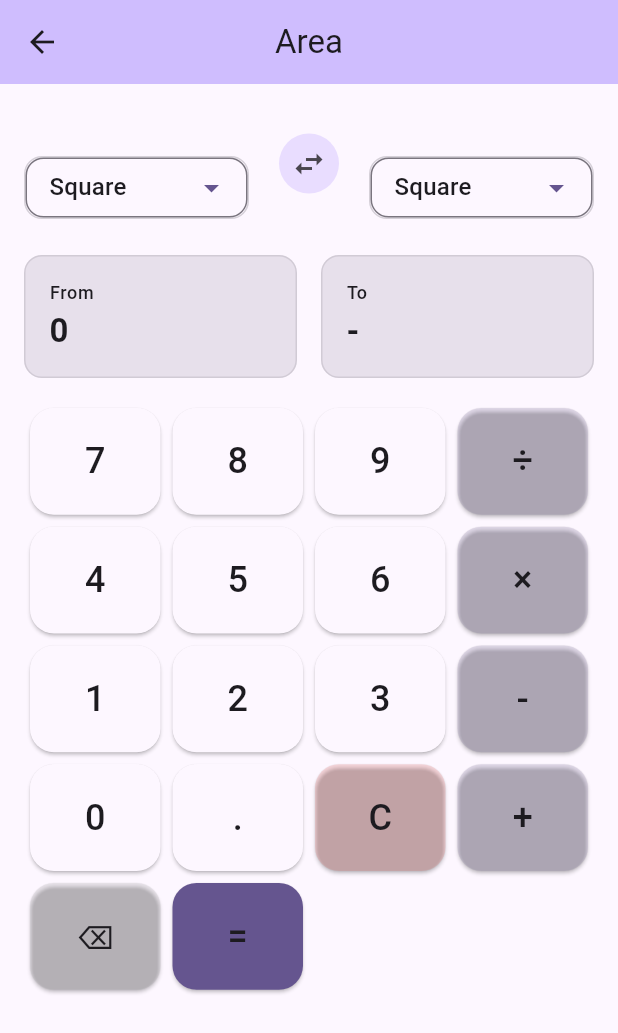
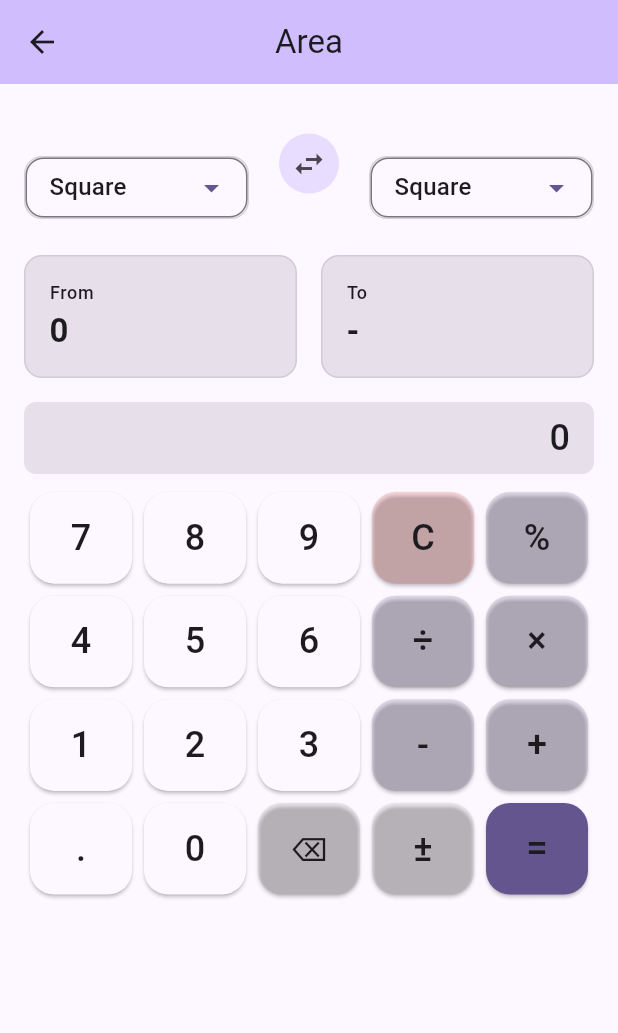
Before and after one commit to ycforward/omnibus_converter, a Flutter app: the screen it shows after launch, after a tap on "Area", on a phone screen of 412 x 824 dp. Shown: the top 1033 px of the screen. Run offline on Flutter 3.47's test engine with Material 3 defaults, Android fonts, the phone set to English and light mode, and no system bars; our stand-ins replace math_expressions.

Commit message:
feat: add custom app logo widget and preview on home screen

```diff
--- a/lib/screens/home_screen.dart
+++ b/lib/screens/home_screen.dart
@@ -1,6 +1,7 @@
 import 'package:flutter/material.dart';
 import 'converter_screen.dart';
 import '../models/converter_type.dart';
+import '../widgets/app_logo.dart';
 
 class HomeScreen extends StatelessWidget {
   const HomeScreen({super.key});
@@ -17,6 +18,8 @@ class HomeScreen extends StatelessWidget {
         child: Column(
           crossAxisAlignment: CrossAxisAlignment.start,
           children: [
+            Center(child: AppLogo(size: 72)),
+            const SizedBox(height: 16),
             Text(
               'Choose Conversion Type',
               style: Theme.of(context).textTheme.headlineSmall?.copyWith(
--- /dev/null
+++ b/lib/widgets/app_logo.dart
@@ -0,0 +1,75 @@
+import 'package:flutter/material.dart';
+
+class AppLogo extends StatelessWidget {
+  final double size;
+  const AppLogo({Key? key, this.size = 96}) : super(key: key);
+
+  @override
+  Widget build(BuildContext context) {
+    return SizedBox(
+      width: size,
+      height: size,
+      child: CustomPaint(
+        painter: _AppLogoPainter(color: Theme.of(context).colorScheme.primary),
+      ),
+    );
+  }
+}
+
+class _AppLogoPainter extends CustomPainter {
+  final Color color;
+  _AppLogoPainter({required this.color});
+
+  @override
+  void paint(Canvas canvas, Size size) {
+    final paint = Paint()
+      ..color = color
+      ..style = PaintingStyle.stroke
+      ..strokeWidth = size.width * 0.08
+      ..strokeCap = StrokeCap.round;
+
+    // Diamond
+    final diamondSize = size.width * 0.28;
+    final diamondCenter = Offset(size.width * 0.28, size.height * 0.5);
+    final diamondPath = Path()
+      ..moveTo(diamondCenter.dx, diamondCenter.dy - diamondSize)
+      ..lineTo(diamondCenter.dx + diamondSize, diamondCenter.dy)
+      ..lineTo(diamondCenter.dx, diamondCenter.dy + diamondSize)
+      ..lineTo(diamondCenter.dx - diamondSize, diamondCenter.dy)
+      ..close();
+    canvas.drawPath(diamondPath, paint);
+
+    // Square
+    final squareSize = size.width * 0.22;
+    final squareTopLeft = Offset(size.width * 0.62, size.height * 0.5 - squareSize);
+    final squareRect = Rect.fromLTWH(squareTopLeft.dx, squareTopLeft.dy, squareSize * 2, squareSize * 2);
+    canvas.drawRect(squareRect, paint);
+
+    // Arrow (curved)
+    final arrowPath = Path();
+    arrowPath.moveTo(diamondCenter.dx + diamondSize * 0.7, diamondCenter.dy - diamondSize * 0.7);
+    arrowPath.cubicTo(
+      size.width * 0.55, size.height * 0.1,
+      size.width * 0.85, size.height * 0.25,
+      squareTopLeft.dx + squareSize * 2, squareTopLeft.dy + squareSize * 0.5,
+    );
+    // Arrowhead
+    final arrowHeadLen = size.width * 0.13;
+    final arrowAngle = -0.3;
+    final arrowEnd = Offset(squareTopLeft.dx + squareSize * 2, squareTopLeft.dy + squareSize * 0.5);
+    final arrowHead1 = Offset(
+      arrowEnd.dx - arrowHeadLen * 0.8,
+      arrowEnd.dy - arrowHeadLen * 0.5,
+    );
+    final arrowHead2 = Offset(
+      arrowEnd.dx - arrowHeadLen * 0.8,
+      arrowEnd.dy + arrowHeadLen * 0.5,
+    );
+    canvas.drawPath(arrowPath, paint);
+    canvas.drawLine(arrowEnd, arrowHead1, paint);
+    canvas.drawLine(arrowEnd, arrowHead2, paint);
+  }
+
+  @override
+  bool shouldRepaint(covariant CustomPainter oldDelegate) => false;
+}
--- a/lib/widgets/calculator_input.dart
+++ b/lib/widgets/calculator_input.dart
@@ -28,6 +28,30 @@ class CalculatorInputState extends State<CalculatorInput> {
           widget.onExpressionEvaluated(_result);
         }
         return;
+      } else if (value == '%') {
+        // Treat % as divide by 100 for the last number
+        final regex = RegExp(r'(\d+\.?\d*)');
+        final matches = regex.allMatches(_expression);
+        if (matches.isNotEmpty) {
+          final match = matches.last;
+          final number = match.group(0);
+          if (number != null) {
+            _expression = _expression.substring(0, match.start) + (double.parse(number) / 100).toString();
+          }
+        }
+      } else if (value == '±') {
+        // Toggle sign of the last number
+        final regex = RegExp(r'(\d+\.?\d*)');
+        final matches = regex.allMatches(_expression);
+        if (matches.isNotEmpty) {
+          final match = matches.last;
+          final number = match.group(0);
+          if (number != null) {
+            double n = double.parse(number);
+            n = -n;
+            _expression = _expression.substring(0, match.start) + n.toString();
+          }
+        }
       } else {
         _expression += value;
       }
@@ -44,7 +68,14 @@ class CalculatorInputState extends State<CalculatorInput> {
         _result = '';
         return;
       }
-      final exp = Parser().parse(_expression.replaceAll('×', '*').replaceAll('÷', '/'));
+      String expr = _expression;
+      // Handle incomplete expressions
+      if (expr.endsWith('+') || expr.endsWith('-')) {
+        expr += '0';
+      } else if (expr.endsWith('×') || expr.endsWith('*') || expr.endsWith('÷') || expr.endsWith('/')) {
+        expr += '1';
+      }
+      final exp = Parser().parse(expr.replaceAll('×', '*').replaceAll('÷', '/'));
       final eval = exp.evaluate(EvaluationType.REAL, ContextModel());
       _result = eval.toString();
     } catch (e) {
@@ -77,35 +108,63 @@ class CalculatorInputState extends State<CalculatorInput> {
 
   @override
   Widget build(BuildContext context) {
+    final buttons = [
+      // Row 1
+      '7', '8', '9', 'C', '%',
+      // Row 2
+      '4', '5', '6', '÷', '×',
+      // Row 3
+      '1', '2', '3', '-', '+',
+      // Row 4
+      '.', '0', '⌫', '±', '=',
+    ];
     return Column(
       crossAxisAlignment: CrossAxisAlignment.stretch,
       children: [
+        // Show the current expression above the calculator grid
+        Container(
+          padding: const EdgeInsets.symmetric(vertical: 8, horizontal: 16),
+          decoration: BoxDecoration(
+            color: Theme.of(context).colorScheme.surfaceVariant,
+            borderRadius: BorderRadius.circular(8),
+          ),
+          child: Text(
+            _expression.isEmpty ? '0' : _expression,
+            style: Theme.of(context).textTheme.headlineSmall?.copyWith(fontWeight: FontWeight.w500),
+            textAlign: TextAlign.right,
+          ),
+        ),
+        const SizedBox(height: 8),
         Expanded(
-          child: GridView.count(
-            crossAxisCount: 4,
-            shrinkWrap: false,
+          child: GridView.builder(
+            gridDelegate: const SliverGridDelegateWithFixedCrossAxisCount(
+              crossAxisCount: 5,
+              childAspectRatio: 1.1,
+            ),
+            itemCount: buttons.length,
             physics: const NeverScrollableScrollPhysics(),
-            childAspectRatio: 1.2,
-            children: [
-              _buildButton('7'),
-              _buildButton('8'),
-              _buildButton('9'),
-              _buildButton('÷', color: Theme.of(context).colorScheme.primary.withOpacity(0.15)),
-              _buildButton('4'),
-              _buildButton('5'),
-              _buildButton('6'),
-              _buildButton('×', color: Theme.of(context).colorScheme.primary.withOpacity(0.15)),
-              _buildButton('1'),
-              _buildButton('2'),
-              _buildButton('3'),
-              _buildButton('-', color: Theme.of(context).colorScheme.primary.withOpacity(0.15)),
-              _buildButton('0'),
-              _buildButton('.'),
-              _buildButton('C', color: Colors.red.withOpacity(0.15)),
-              _buildButton('+', color: Theme.of(context).colorScheme.primary.withOpacity(0.15)),
-              _buildButton('⌫', color: Colors.grey.withOpacity(0.15), fontSize: 22),
-              _buildButton('=', color: Theme.of(context).colorScheme.primary),
-            ],
+            itemBuilder: (context, index) {
+              final label = buttons[index];
+              if (label.isEmpty) {
+                return const SizedBox.shrink();
+              }
+              Color? color;
+              double fontSize = 24;
+              if (label == '÷' || label == '×' || label == '-' || label == '+' || label == '%') {
+                color = Theme.of(context).colorScheme.primary.withOpacity(0.15);
+              } else if (label == 'C') {
+                color = Colors.red.withOpacity(0.15);
+              } else if (label == '⌫') {
+                color = Colors.grey.withOpacity(0.15);
+                fontSize = 22;
+              } else if (label == '=') {
+                color = Theme.of(context).colorScheme.primary;
+                fontSize = 26;
+              } else if (label == '±') {
+                color = Colors.grey.withOpacity(0.10);
+              }
+              return _buildButton(label, color: color, fontSize: fontSize);
+            },
           ),
         ),
       ],
```
